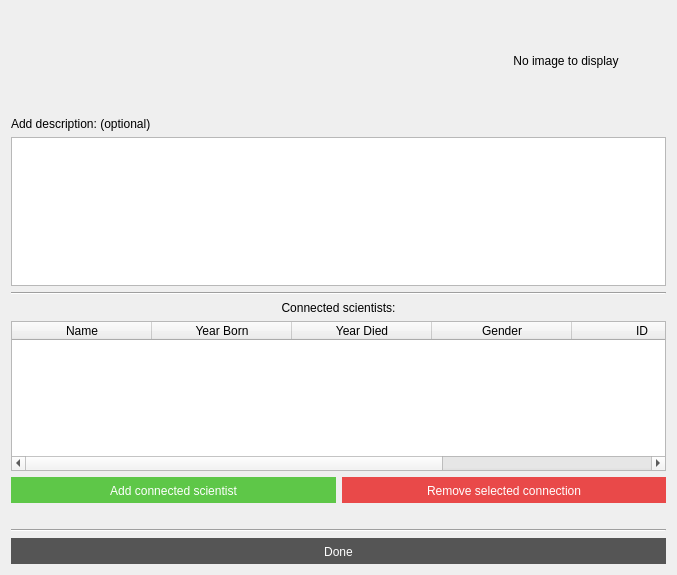
Before: the Qt Designer form VL1-project/computerinfowindow.ui in birkirk/vln1-35, drawn with Qt 5.
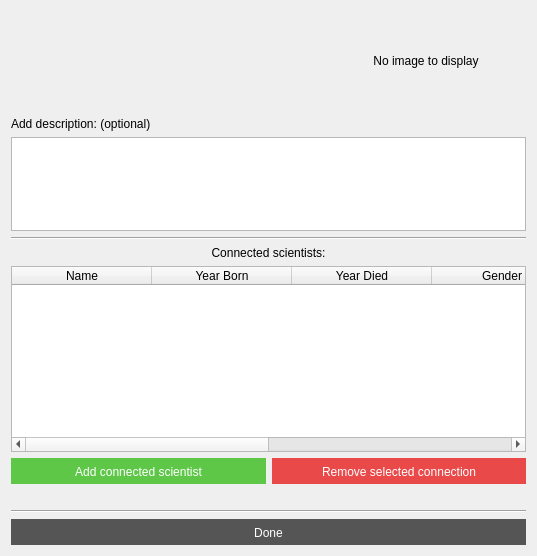
After: the same form once the commit is applied.

Commit message: made database and adjusted window size

Patch:
```diff
--- a/VL1-project/computerinfowindow.ui
+++ b/VL1-project/computerinfowindow.ui
@@ -6,8 +6,8 @@
    <rect>
     <x>0</x>
     <y>0</y>
-    <width>677</width>
-    <height>575</height>
+    <width>537</width>
+    <height>556</height>
    </rect>
   </property>
   <property name="windowTitle">
@@ -119,7 +119,14 @@
     </widget>
    </item>
    <item>
-    <widget class="QTextBrowser" name="textbrowser_infocomp_description"/>
+    <widget class="QTextBrowser" name="textbrowser_infocomp_description">
+     <property name="maximumSize">
+      <size>
+       <width>16777215</width>
+       <height>100</height>
+      </size>
+     </property>
+    </widget>
    </item>
    <item>
     <widget class="Line" name="line_2">
```
The commit also changes 3 other files.
